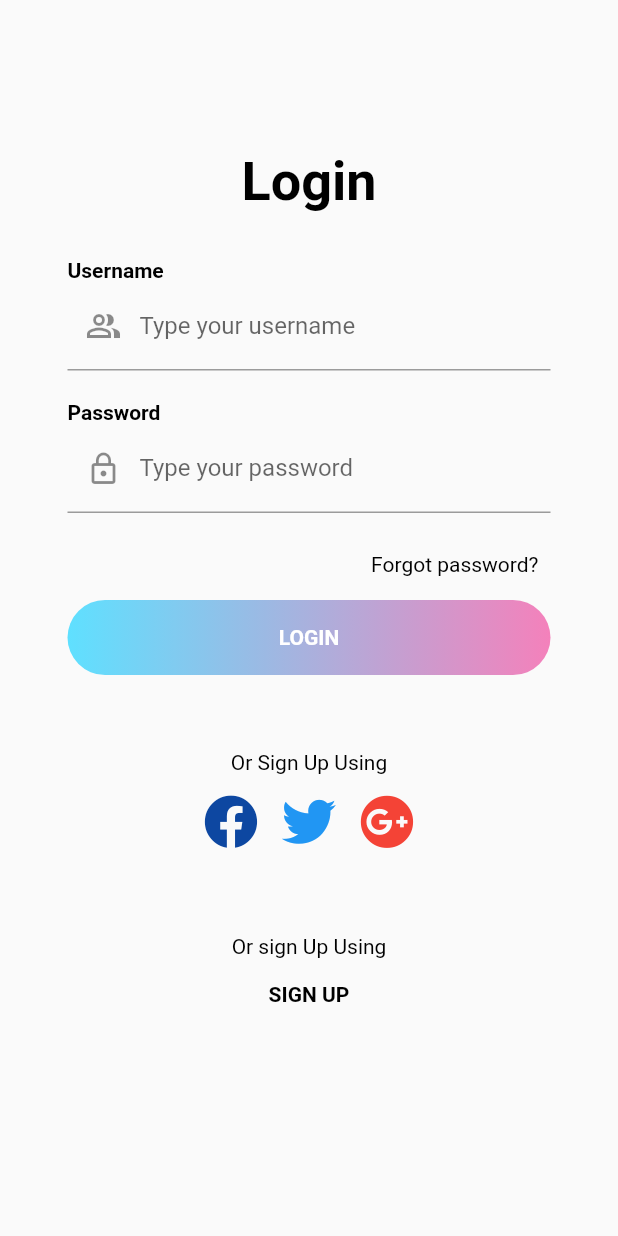
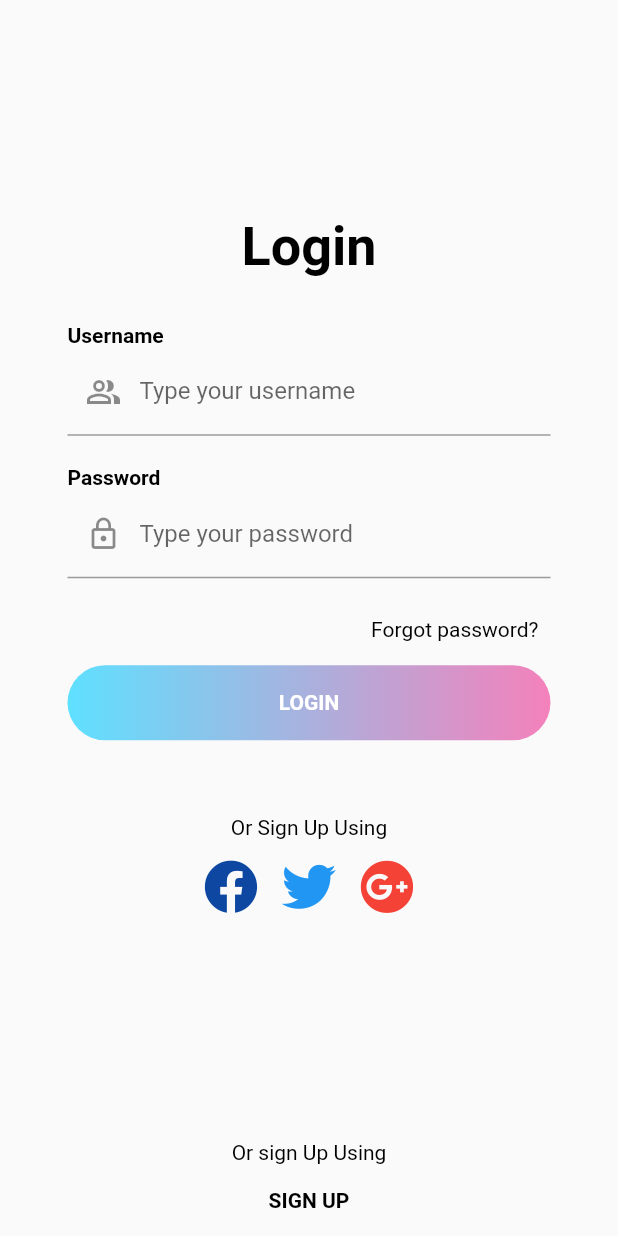
Before and after one commit to mrnu123/FlutterKbtgReskill, a Flutter app: the screen it shows after launch, on a phone screen of 412 x 824 dp. Run offline on Flutter 3.47's test engine with Material 2 defaults, Android fonts, the phone set to English and light mode, and no system bars; our stand-ins replace font_awesome_flutter.

Commit message:
change from sizeboxed to expanded

```diff
--- a/lib/main.dart
+++ b/lib/main.dart
@@ -57,7 +57,8 @@ class _MyHomePageState extends State<MyHomePage> {
             // mainAxisAlignment: MainAxisAlignment.center,
             crossAxisAlignment: CrossAxisAlignment.start,
             children: <Widget>[
-              SizedBox(height: 100,),
+              Expanded(child: Container()),
+              // SizedBox(height: 100,),
               Center(
                 child: Text(
                   "Login",
@@ -159,7 +160,8 @@ class _MyHomePageState extends State<MyHomePage> {
                   ],
                 ),
               ),
-              SizedBox(height: 50,),
+              Expanded(child: Container()),
+              // SizedBox(height: 50,),
               Center(
                 child: Text(
                   "Or sign Up Using",
```
